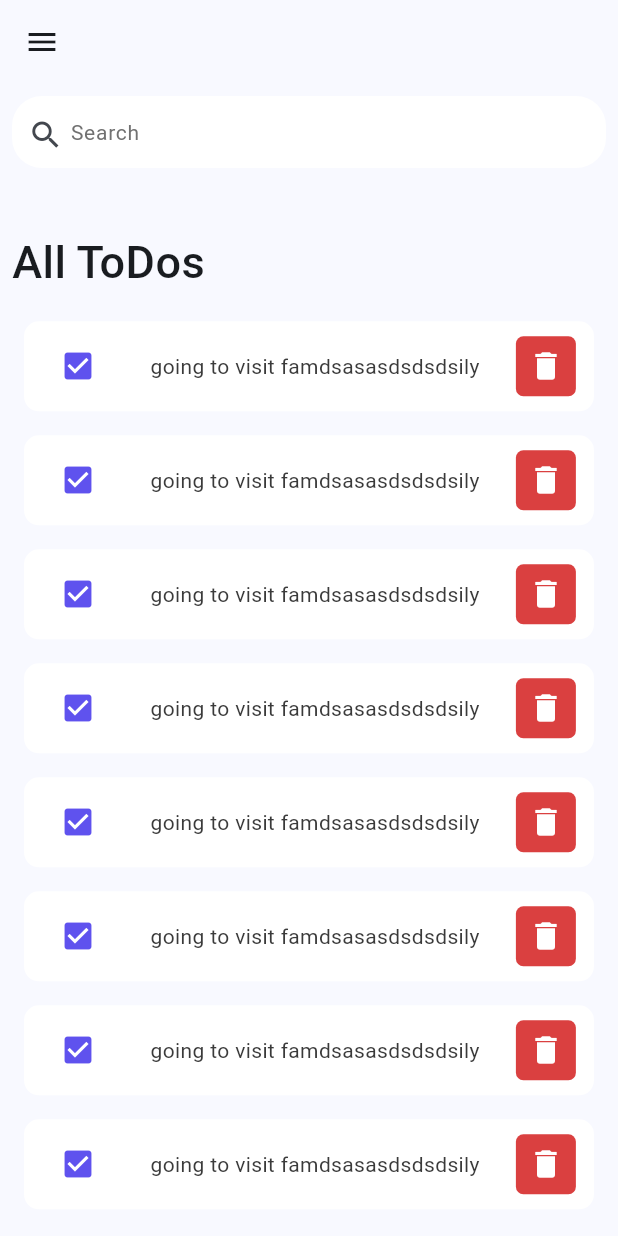
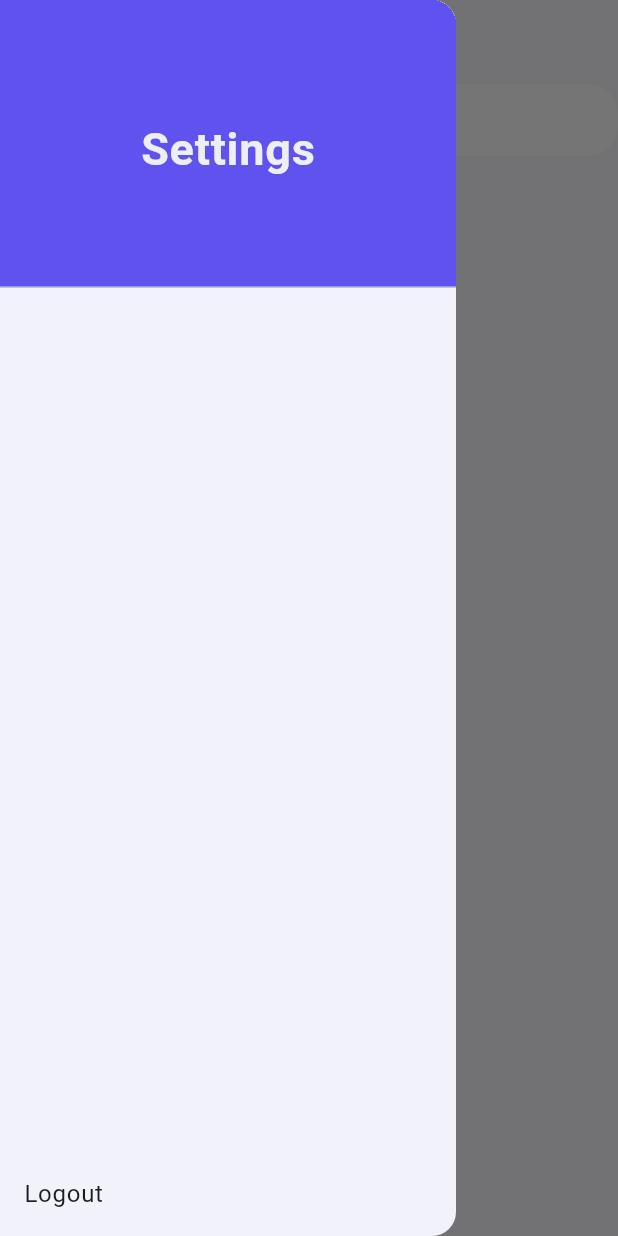
Before and after one commit to mohamed20778/Task-Manager-App, a Flutter app: the HomePage screen opened directly, with the side drawer open (before the commit the screen has no drawer), on a phone screen of 412 x 824 dp. Run offline on Flutter 3.47's test engine with Material 3 defaults, Android fonts, the phone set to English and light mode, and no system bars; our stand-ins replace dio, flutter_bloc; network calls fail.

Commit message:
1-make a auth and todo cubits  to fetch todos data trigger cubits to pass the data to the UI. 2-make a drawer

```diff
--- a/lib/bloc/auth_cubit.dart
+++ b/lib/bloc/authcubit/auth_cubit.dart
@@ -1,5 +1,5 @@
 import 'package:dio/dio.dart';
-import 'package:flutter_application_1/bloc/auth_states.dart';
+import 'package:flutter_application_1/bloc/authcubit/auth_states.dart';
 import 'package:flutter_bloc/flutter_bloc.dart';
 
 class AuthCubit extends Cubit<AuthStates>{
--- a/lib/components/todo_item.dart
+++ b/lib/bloc/authcubit/components/todo_item.dart
@@ -1,11 +1,15 @@
 import 'package:flutter/material.dart';
 import 'package:flutter_application_1/constants/colors.dart';
+import 'package:flutter_application_1/models/todoModel.dart';
 
 class TodoItem extends StatelessWidget {
-  const TodoItem({super.key});
+   TodoItem({super.key,required this.todoModel});
+  TodoModel todoModel ;
+
 
   @override
   Widget build(BuildContext context) {
+    bool isChecked = todoModel.isDone!;
     return Padding(
       padding: const EdgeInsets.all(8.0),
       child: Container(
@@ -15,13 +19,13 @@ class TodoItem extends StatelessWidget {
               borderRadius: BorderRadius.circular(10)
         ),
         child: Row(
-          mainAxisAlignment: MainAxisAlignment.spaceAround,
+          mainAxisAlignment: MainAxisAlignment.spaceBetween,
           children: [
             IconButton(
               onPressed: () {},
-              icon: Icon(Icons.check_box, color: tdBlue),
+              icon: Icon(isChecked ? Icons.check_box : Icons.check_box_outline_blank, color: isChecked ? tdBlue : tdGrey),
             ),
-            Text('going to visit famdsasasdsdsdsily', style: TextStyle(color: tdBlack)),
+            Flexible(child: Text(todoModel.todo!, style: TextStyle(color: tdBlack,overflow: TextOverflow.ellipsis,)),),
             Container(
               width: 40,
               height: 40,
--- /dev/null
+++ b/lib/bloc/todoCubit/todo_State.dart
@@ -0,0 +1,15 @@
+import 'package:flutter_application_1/models/todoModel.dart';
+
+abstract class TodoState {}
+
+class TodoInitial extends TodoState {}
+
+class TodoLoading extends TodoState {}
+
+class TodoSuccess extends TodoState {
+  List<TodoModel>? todolist;
+
+  TodoSuccess(this.todolist);
+}
+
+class TodoFailure extends TodoState {}
--- /dev/null
+++ b/lib/bloc/todoCubit/todo_cubit.dart
@@ -0,0 +1,22 @@
+import 'package:flutter_application_1/bloc/todoCubit/todo_State.dart';
+import 'package:flutter_application_1/models/todoModel.dart';
+import 'package:flutter_application_1/services/todoservice.dart';
+import 'package:flutter_bloc/flutter_bloc.dart';
+
+class TodoCubit extends Cubit<TodoState>{
+  TodoCubit():super(TodoInitial());
+
+  TodoModel?todoModel;
+  List<TodoModel> todolist=[];
+  void getTodos()async
+  {
+    emit(TodoLoading());
+  try{
+    Todoservice service=Todoservice();
+    todolist=await service.gettodoService();
+    emit(TodoSuccess(todolist));
+  }catch(e){
+    emit(TodoFailure());
+  }
+  }
+}
--- a/lib/main.dart
+++ b/lib/main.dart
@@ -1,8 +1,12 @@
 import 'package:flutter/material.dart';
+import 'package:flutter_application_1/bloc/todoCubit/todo_cubit.dart';
 import 'package:flutter_application_1/screens/loginpage.dart';
+import 'package:flutter_bloc/flutter_bloc.dart';
 
 void main() {
-  runApp(const MyApp());
+  runApp(BlocProvider(
+    create: (context) => TodoCubit(),
+    child: const MyApp()));
 }
 
 class MyApp extends StatelessWidget {
--- /dev/null
+++ b/lib/models/todoModel.dart
@@ -0,0 +1,20 @@
+import 'package:flutter/material.dart';
+
+class TodoModel
+{
+  int? id;
+  String? todo;
+  bool?isDone;
+  int?userId;
+  TodoModel({required this.id,required this.todo,required this.isDone,required this.userId});
+
+  factory TodoModel.fromjson(dynamic data)
+  {
+    return TodoModel(
+      id: data['id'],
+       todo: data['todo'],
+        isDone: data['completed'],
+        userId: data['userId']
+        );
+  }
+}
--- a/lib/screens/home_page.dart
+++ b/lib/screens/home_page.dart
@@ -1,6 +1,12 @@
 import 'package:flutter/material.dart';
-import 'package:flutter_application_1/components/search_box.dart';
-import 'package:flutter_application_1/components/todo_item.dart';
+import 'package:flutter_application_1/bloc/authcubit/auth_cubit.dart';
+import 'package:flutter_application_1/bloc/todoCubit/todo_State.dart';
+import 'package:flutter_application_1/bloc/todoCubit/todo_cubit.dart';
+import 'package:flutter_application_1/bloc/authcubit/components/search_box.dart';
+import 'package:flutter_application_1/bloc/authcubit/components/todo_item.dart';
+import 'package:flutter_application_1/constants/colors.dart';
+import 'package:flutter_application_1/models/todoModel.dart';
+import 'package:flutter_bloc/flutter_bloc.dart';
 
 class HomePage extends StatefulWidget {
   const HomePage({super.key});
@@ -10,35 +16,97 @@ class HomePage extends StatefulWidget {
 }
 
 class _HomePageState extends State<HomePage> {
+  List<TodoModel> todoList = [];
   @override
+  @override
+  void initState() {
+    super.initState();
+    BlocProvider.of<TodoCubit>(context).getTodos();
+  }
+
   Widget build(BuildContext context) {
     return Scaffold(
+
+      drawer: Drawer(
+
+          child: Column(
+            mainAxisAlignment: MainAxisAlignment.spaceBetween  ,
+        children: [
+          SizedBox(
+            height: 200,
+            width: 400,
+            child: DrawerHeader(
+              decoration: BoxDecoration(color: tdBlue),
+              child: Center (
+                child: Text(
+                  'Settings',
+                  style: TextStyle(
+                      color: tdBGColor, fontSize: 30, fontWeight: FontWeight.bold),
+                ),
+              ),
+            ),
+          ),
+          ListTile(
+            title: Text('Logout'),
+            onTap: () {
+              // BlocProvider.of<AuthCubit>(context).logout(context);
+            },
+          ),
+        ],
+      )),
       appBar: AppBar(
-        leading: IconButton(onPressed: () {}, icon: Icon(Icons.menu)),
+        centerTitle: true,
+        title: Text(
+          'Our ToDos',
+          style: TextStyle(
+              color: tdBlack, fontSize: 30, fontWeight: FontWeight.bold),
         ),
-      body: Padding(
-        padding: const EdgeInsets.all(8.0),
-        child: Column(
+      ),
+      body: BlocBuilder<TodoCubit, TodoState>(builder: (context, state) {
+        if (state is TodoLoading) {
+          return Center(
+            child: CircularProgressIndicator(),
+          );
+        } else if (state is TodoSuccess) {
+          return Column(
             crossAxisAlignment: CrossAxisAlignment.start,
+            mainAxisAlignment: MainAxisAlignment.start,
             children: [
               SearchBox(),
               SizedBox(height: MediaQuery.of(context).size.width * 0.1),
-            Text(
+              Padding(
+                padding: const EdgeInsets.symmetric(horizontal: 15),
+                child: Text(
                   'All ToDos',
                   style: TextStyle(fontSize: 30, fontWeight: FontWeight.w500),
                 ),
+              ),
               SizedBox(height: 10),
               Expanded(
+                child: Padding(
+                  padding: const EdgeInsets.symmetric(horizontal: 9),
                   child: ListView.builder(
-                itemCount: 20,
+                    itemCount: state.todolist!.length,
                     itemBuilder: (context, index) {
-                  return TodoItem();
+                      return TodoItem(
+                        todoModel: state.todolist![index],
+                      );
                     },
                   ),
                 ),
+              ),
             ],
-        ),
-      ),
+          );
+        } else if (state is TodoFailure) {
+          return Center(
+            child: Text('Something went wrong'),
+          );
+        } else {
+          return Center(
+            child: Text('check model'),
+          );
+        }
+      }),
     );
   }
 }
--- /dev/null
+++ b/lib/services/todoservice.dart
@@ -0,0 +1,28 @@
+import 'dart:convert';
+
+import 'package:dio/dio.dart';
+import 'package:flutter/foundation.dart';
+import 'package:flutter_application_1/models/todoModel.dart';
+
+class Todoservice {
+  Dio dio = Dio();
+
+  Future<List<TodoModel>> gettodoService() async {
+   List<TodoModel> todolist = [];
+    try {
+      var response = await dio.get("https://dummyjson.com/todos");
+      List<dynamic> tododata = response.data['todos'];
+      for(int i=0;i<tododata.length;i++){
+        todolist.add(TodoModel.fromjson(tododata[i]));
+      }
+      print(todolist.length);
+    } on Exception catch (e) {
+      if (kDebugMode) {
+        print(e);
+      }
+    }
+
+    return todolist;
+
+  }
+}
```
Also changed, not shown: lib/bloc/authcubit/components/customformfield.dart (renamed from lib/components/customformfield.dart, +7 -0 lines), lib/screens/loginpage.dart (+23 -8 lines), lib/bloc/authcubit/auth_states.dart (renamed from lib/bloc/auth_states.dart), lib/bloc/authcubit/components/customButton.dart (renamed from lib/components/customButton.dart), lib/bloc/authcubit/components/search_box.dart (renamed from lib/components/search_box.dart). Lines whose indentation alone changed are shown as unchanged.
